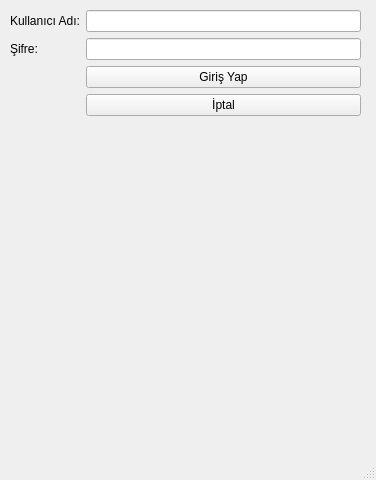
Before: the Qt Designer form Ibrahim/Proje/UIS/Ana.ui in VektorelPythonOnlineClass1/Egzersizler, drawn with Qt 5.
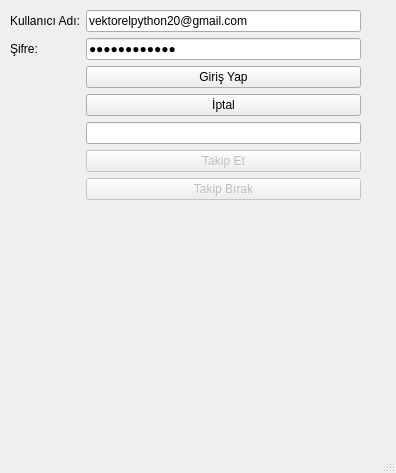
After: the same form once the commit is applied.

The edit to the form file:
```diff
--- a/Ibrahim/Proje/UIS/Ana.ui
+++ b/Ibrahim/Proje/UIS/Ana.ui
@@ -6,8 +6,8 @@
    <rect>
     <x>0</x>
     <y>0</y>
-    <width>376</width>
-    <height>480</height>
+    <width>396</width>
+    <height>473</height>
    </rect>
   </property>
   <property name="windowTitle">
@@ -32,7 +32,14 @@
       </widget>
      </item>
      <item row="0" column="1">
-      <widget class="QLineEdit" name="txtUserInput"/>
+      <widget class="QLineEdit" name="txtUserInput">
+       <property name="inputMask">
+        <string/>
+       </property>
+       <property name="text">
+        <string>vektorelpython20@gmail.com</string>
+       </property>
+      </widget>
      </item>
      <item row="1" column="0">
       <widget class="QLabel" name="label_2">
@@ -43,9 +50,15 @@
      </item>
      <item row="1" column="1">
       <widget class="QLineEdit" name="txtSifre">
+       <property name="text">
+        <string>Vektorel2004</string>
+       </property>
        <property name="echoMode">
         <enum>QLineEdit::Password</enum>
        </property>
+       <property name="placeholderText">
+        <string/>
+       </property>
       </widget>
      </item>
      <item row="2" column="1">
@@ -62,13 +75,36 @@
        </property>
       </widget>
      </item>
-     <item row="4" column="1">
+     <item row="7" column="1">
       <widget class="QLabel" name="lblSonuc">
        <property name="text">
         <string/>
        </property>
       </widget>
      </item>
+     <item row="4" column="1">
+      <widget class="QLineEdit" name="txtFollow"/>
+     </item>
+     <item row="5" column="1">
+      <widget class="QPushButton" name="btFollow">
+       <property name="enabled">
+        <bool>false</bool>
+       </property>
+       <property name="text">
+        <string>Takip Et</string>
+       </property>
+      </widget>
+     </item>
+     <item row="6" column="1">
+      <widget class="QPushButton" name="btUnfollow">
+       <property name="enabled">
+        <bool>false</bool>
+       </property>
+       <property name="text">
+        <string>Takip Bırak</string>
+       </property>
+      </widget>
+     </item>
     </layout>
    </widget>
   </widget>
```
Left out of the diff: 2 changed lines with no effect on the pictures.
